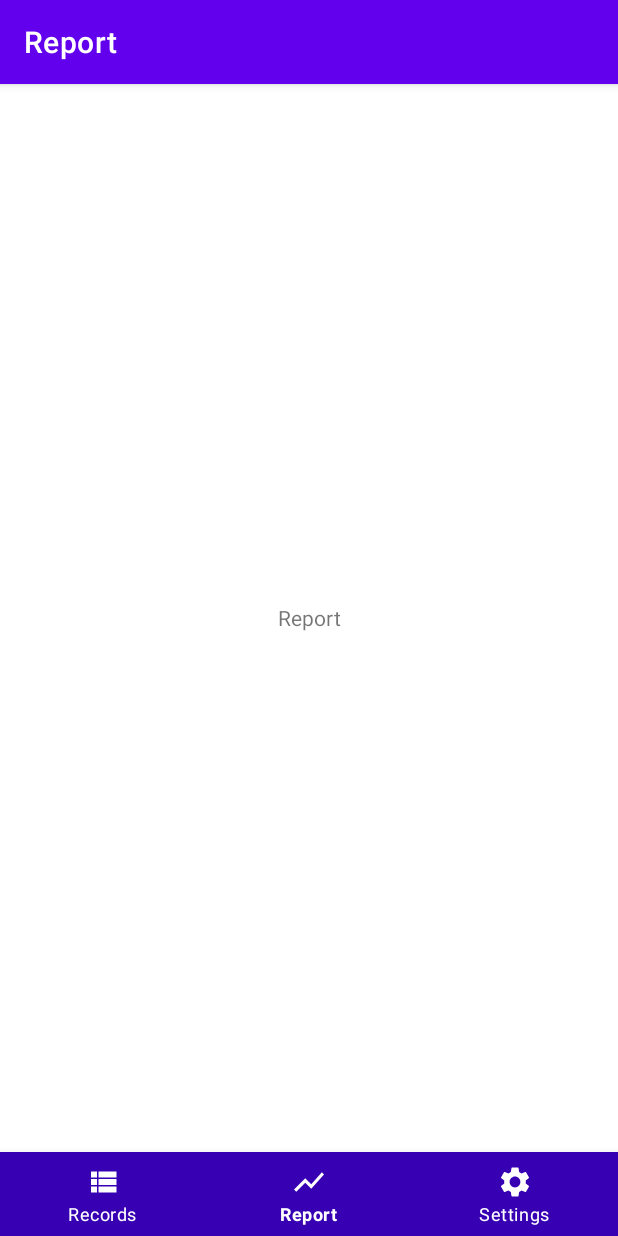
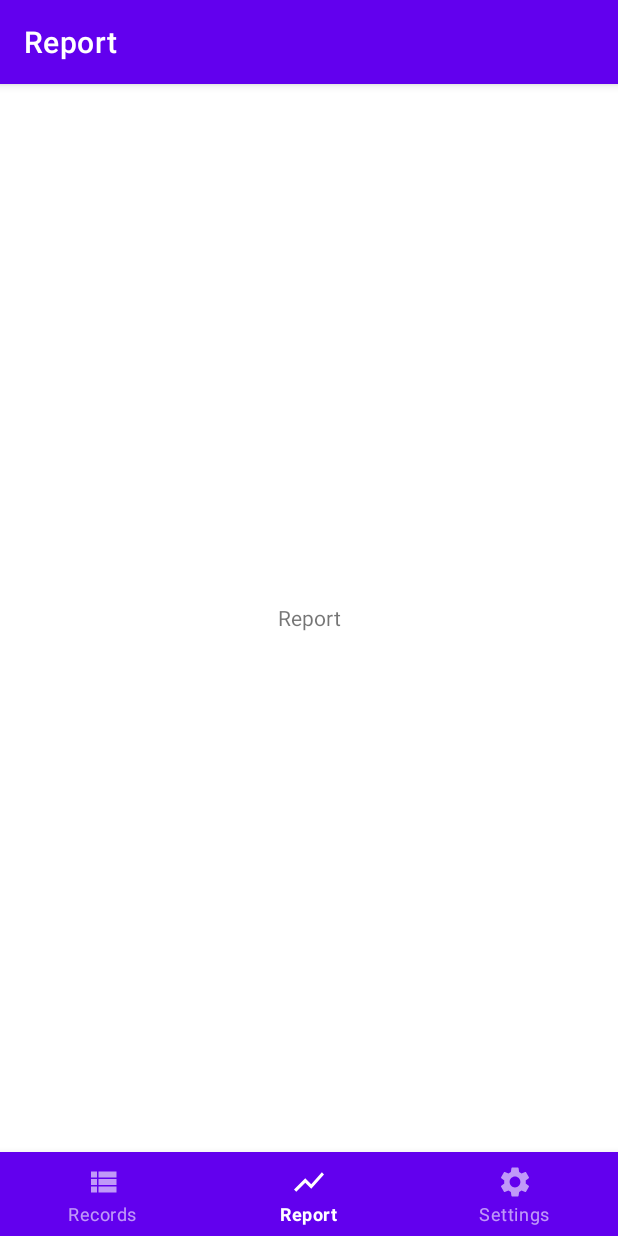
Before and after one commit to zore3xAD/Family-Budget, an Android app: the MainActivity screen opened directly, with no data from a screen before it, item 2 of the bottom bar chosen, on a phone screen of 412 x 824 dp. Run offline under Robolectric (Android 15) with nearby library versions, the phone set to English and light mode, and no system bars.

Commit message:
change navigation style

```diff
--- a/app/src/main/java/com/anton/dobrogorsky/familybudget/flow/main/MainActivity.kt
+++ b/app/src/main/java/com/anton/dobrogorsky/familybudget/flow/main/MainActivity.kt
@@ -3,7 +3,6 @@ package com.anton.dobrogorsky.familybudget.flow.main
 import androidx.appcompat.app.AppCompatActivity
 import android.os.Bundle
 import android.widget.Toast
-import androidx.fragment.app.Fragment
 import com.anton.dobrogorsky.familybudget.R
 import com.anton.dobrogorsky.familybudget.flow.records.RecordsFragment
 import com.anton.dobrogorsky.familybudget.flow.report.ReportFragment
@@ -22,24 +21,24 @@ class MainActivity : AppCompatActivity() {
             supportActionBar?.title = menuItem.title
             when (menuItem.itemId) {
                 R.id.item_settings -> {
-                    Toast.makeText(this, "Settings", Toast.LENGTH_SHORT).show()
                     replaceFragment(SettingsFragment())
+                    true
                 }
                 R.id.item_records -> {
-                    Toast.makeText(this, "Records", Toast.LENGTH_SHORT).show()
                     replaceFragment(RecordsFragment())
+                    true
                 }
                 R.id.item_report -> {
-                    Toast.makeText(this, "Report", Toast.LENGTH_SHORT).show()
                     replaceFragment(ReportFragment())
+                    true
                 }
+                else -> false
             }
-            true
         }
     }
 
     private fun initial() {
-        replaceFragment(SettingsFragment())
-        supportActionBar?.title = "Settings"
+        replaceFragment(ReportFragment())
+        supportActionBar?.title = "Records"
     }
 }
--- a/app/src/main/res/layout/activity_main.xml
+++ b/app/src/main/res/layout/activity_main.xml
@@ -17,14 +17,12 @@
 
     <com.google.android.material.bottomnavigation.BottomNavigationView
         android:id="@+id/main_bottom_navigation"
+        style="@style/Widget.MaterialComponents.BottomNavigationView.Colored"
         android:layout_width="match_parent"
         android:layout_height="wrap_content"
         app:layout_constraintBottom_toBottomOf="parent"
         app:layout_constraintEnd_toEndOf="parent"
         app:layout_constraintStart_toStartOf="parent"
-        app:itemBackground="@color/purple_700"
-        app:itemIconTint="@color/white"
-        app:itemTextColor="@color/white"
         app:menu="@menu/main_bottom_navigation"/>
 
 </androidx.constraintlayout.widget.ConstraintLayout>
--- a/app/src/main/res/menu/main_bottom_navigation.xml
+++ b/app/src/main/res/menu/main_bottom_navigation.xml
@@ -1,19 +1,26 @@
 <?xml version="1.0" encoding="utf-8"?>
-<menu xmlns:android="http://schemas.android.com/apk/res/android">
+<menu xmlns:android="http://schemas.android.com/apk/res/android"
+    xmlns:app="http://schemas.android.com/apk/res-auto">
 
     <item
         android:id="@+id/item_records"
+        android:enabled="true"
+        android:icon="@drawable/ic_records_white"
         android:title="Records"
-        android:icon="@drawable/ic_records_white"/>
+        app:showAsAction="ifRoom" />
 
     <item
         android:id="@+id/item_report"
+        android:enabled="true"
+        android:icon="@drawable/ic_report_white"
         android:title="Report"
-        android:icon="@drawable/ic_report_white"/>
+        app:showAsAction="ifRoom" />
 
     <item
         android:id="@+id/item_settings"
+        android:enabled="true"
+        android:icon="@drawable/ic_settings_white"
         android:title="Settings"
-        android:icon="@drawable/ic_settings_white"/>
+        app:showAsAction="ifRoom" />
 
 </menu>
```
